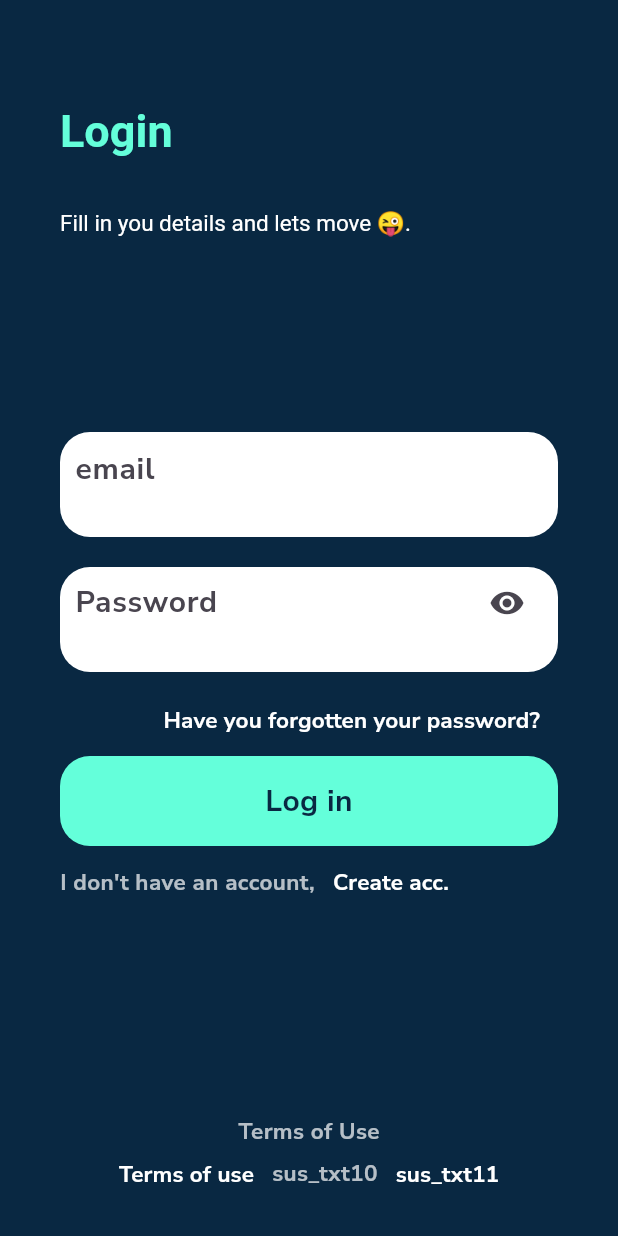
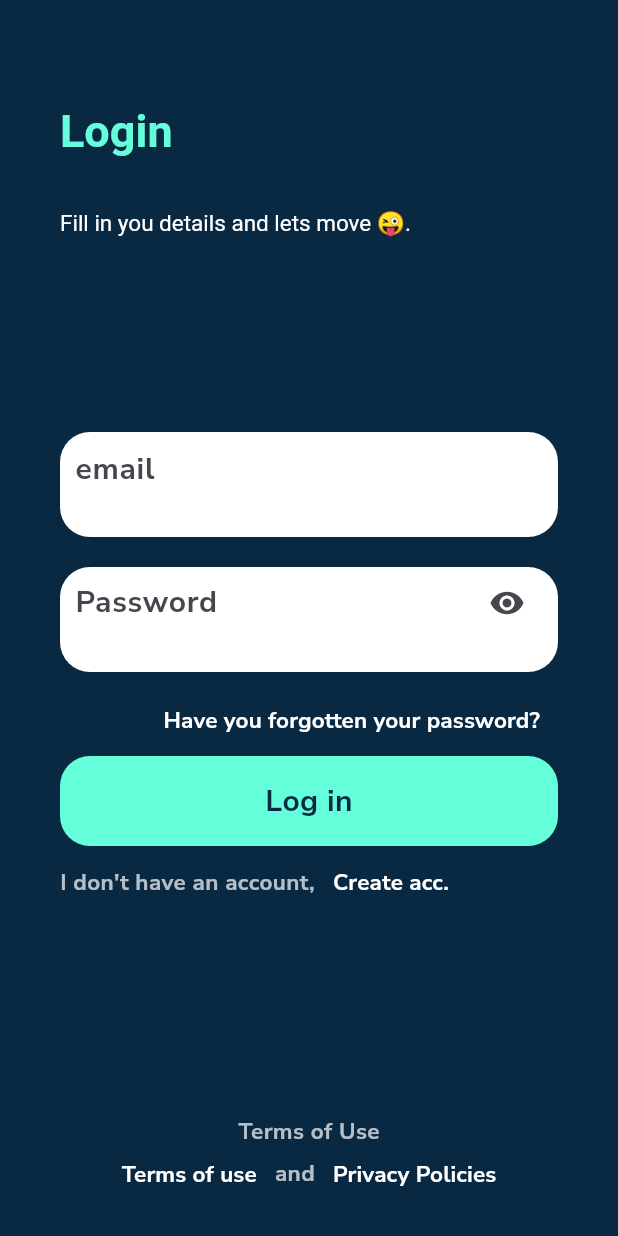
Before and after one commit to bnakusaki/API-APP, a Flutter app: the SignUpScreen screen opened by its route, scrolled down 81 dp, after a tap on "Create Account", after a tap on "Log in", on a phone screen of 412 x 824 dp. Run offline on Flutter 3.47's test engine with Material 2 defaults, Android fonts, the light colour scheme and no system bars; our stand-ins replace animated_text_kit, email_validator, firebase_auth, firebase_core, go_router, google_fonts and 2 more; accounts and stored records are empty.

Commit message:
tenth commit

```diff
--- a/lib/screens/authentication/signIn.dart
+++ b/lib/screens/authentication/signIn.dart
@@ -19,6 +19,7 @@ class _SignInScreenState extends State<SignInScreen> {
   TextEditingController phoneController = TextEditingController();
   TextEditingController emailController = TextEditingController();
   TextEditingController passwordController = TextEditingController();
+  TextEditingController forgotEmailController = TextEditingController();
   @override
   Widget build(BuildContext context) {
     final screenWidth = MediaQuery.of(context).size.width;
@@ -192,7 +193,7 @@ class _SignInScreenState extends State<SignInScreen> {
                                     ),
                                   ),
                                   const Text(
-                                    'sus_txt10',
+                                    'and',
                                     style: TextStyle(
                                       color: Colors.white70,
                                       fontSize: 15,
@@ -203,12 +204,12 @@ class _SignInScreenState extends State<SignInScreen> {
                                       Navigator.of(context).push(
                                         MaterialPageRoute(
                                           builder: (context) =>
-                                              const Policy(type: 'policy'),
+                                              const Policy(type: 'privacy'),
                                         ),
                                       );
                                     },
                                     child: const Text(
-                                      'sus_txt11',
+                                      'Privacy Policies',
                                       style: TextStyle(
                                         fontWeight: FontWeight.bold,
                                         color: Colors.white,
@@ -261,7 +262,7 @@ class _SignInScreenState extends State<SignInScreen> {
                                   lowerRoom: 20,
                                   hintText: 'email',
                                   type: 'forgotEmail',
-                                  controller: null),
+                                  controller: forgotEmailController),
                               InkWell(
                                 child: Container(
                                   height: 60,
@@ -282,7 +283,31 @@ class _SignInScreenState extends State<SignInScreen> {
                                 ),
                                 onTap: () {
                                   if (_formKey.currentState!.validate()) {
-                                    context.go('/homeScreen');
+                                    // context.go('/homeScreen');
+                                    FirebaseAuth.instance
+                                        .sendPasswordResetEmail(
+                                            email: forgotEmailController.text)
+                                        .then((value) {
+                                      setState(() {
+                                        showPrompt = false;
+                                        ScaffoldMessenger.of(context)
+                                            .showMaterialBanner(
+                                          MaterialBanner(
+                                            content: const Text(
+                                                'Check email for reset instructions'),
+                                            actions: [
+                                              TextButton(
+                                                onPressed: () {
+                                                  ScaffoldMessenger.of(context)
+                                                      .hideCurrentMaterialBanner();
+                                                },
+                                                child: const Text('Dismiss'),
+                                              ),
+                                            ],
+                                          ),
+                                        );
+                                      });
+                                    });
                                   }
                                 },
                               ),
--- a/lib/screens/authentication/signUp.dart
+++ b/lib/screens/authentication/signUp.dart
@@ -316,6 +316,7 @@ class _SignUpScreenState extends State<SignUpScreen> {
   TextEditingController phoneController = TextEditingController();
   TextEditingController emailController = TextEditingController();
   TextEditingController passwordController = TextEditingController();
+  TextEditingController confirmPasswordController = TextEditingController();
 
   @override
   Widget build(BuildContext context) {
@@ -374,7 +375,7 @@ class _SignUpScreenState extends State<SignUpScreen> {
                           lowerRoom: 20,
                           hintText: 'Confirm password',
                           type: 'confirmPassword',
-                          controller: null),
+                          controller: confirmPasswordController),
                       InkWell(
                         child: Container(
                           height: 60,
@@ -569,7 +570,7 @@ class _SignUpScreenState extends State<SignUpScreen> {
     required double lowerRoom,
     required String hintText,
     required String type,
-    required var controller,
+    required TextEditingController controller,
   }) {
     return Padding(
       padding: EdgeInsets.fromLTRB(0, upperRoom, 0, lowerRoom),
@@ -586,10 +587,8 @@ class _SignUpScreenState extends State<SignUpScreen> {
             controller: controller,
             cursorColor: const Color.fromARGB(255, 9, 40, 66),
             cursorHeight: 40,
-            obscureText: ((type == 'password' || type == 'confirmPassword') &&
-                    obscure == true)
-                ? true
-                : false,
+            obscureText:
+                ((type == 'password') && obscure == true) ? true : false,
             style: const TextStyle(
               fontSize: 20,
               color: Color.fromARGB(255, 9, 40, 66),
@@ -598,14 +597,16 @@ class _SignUpScreenState extends State<SignUpScreen> {
                 border: InputBorder.none,
                 hintText: hintText,
                 alignLabelWithHint: true,
-                suffixIcon: type == 'password' || type == 'confirmPassword'
+                suffixIcon: type == 'password'
                     ? IconButton(
                         onPressed: () {
                           setState(() {
                             obscure = !obscure;
                           });
                         },
-                        icon: const Icon(Icons.remove_red_eye))
+                        icon: obscure
+                            ? const Icon(Icons.remove_red_eye)
+                            : const Icon(Icons.remove_red_eye_outlined))
                     : null),
             validator: (value) {
               if (type == 'email' && EmailValidator.validate(value!) == false) {
@@ -614,8 +615,9 @@ class _SignUpScreenState extends State<SignUpScreen> {
                 return 'enter phone number';
               } else if (type == 'password' && value!.isEmpty) {
                 return 'enter password';
-              } else if (type == 'confirmPassword' && value!.isEmpty) {
-                return 'Confirm password';
+              } else if (type == 'confirmPassword' &&
+                  value != passwordController.text) {
+                return 'Passwords doesn\'t match';
               }
               return null;
             },
```
